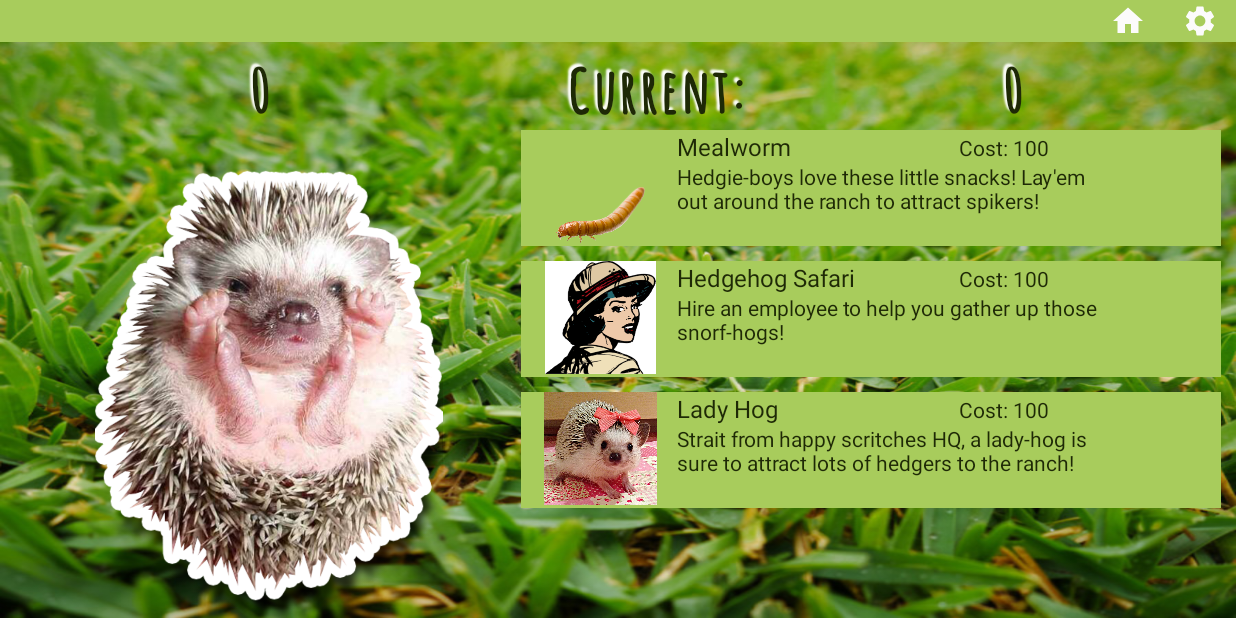
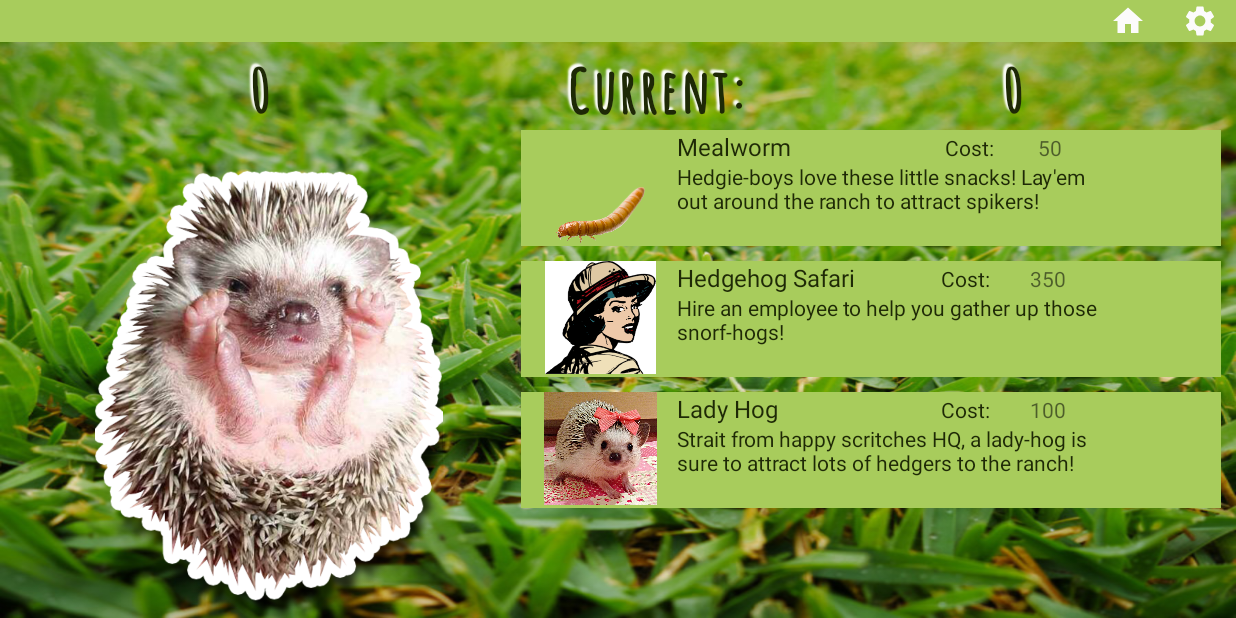
Before and after one commit to winter2022-comp3717/project-team-hedgehogs, an Android app: the GameActivity screen opened directly, with no data from a screen before it, on a phone screen of 824 x 412 dp (held sideways). Run offline under Robolectric (Android 15) with nearby library versions, the phone set to English and light mode, and no system bars; Roboto replaces fonts that are not available here.

Commit message:
chenged text color for contrast ratio

```diff
--- a/app/src/main/java/com/bcit/hedgehog_honeymoon/GameActivity.java
+++ b/app/src/main/java/com/bcit/hedgehog_honeymoon/GameActivity.java
@@ -216,9 +216,9 @@ public class GameActivity extends AppCompatActivity implements Choreographer.Fra
     }
 
     PowerUps [] arr = new PowerUps[]{
-            new PowerUps ("Mealworm", "Hedgie-boys love these little snacks! Lay'em out around the ranch to attract spikers!", "Cost: 100", R.drawable.mealworm),
-            new PowerUps ("Hedgehog Safari", "Hire an employee to help you gather up those snorf-hogs!", "Cost: 100", R.drawable.safari),
-            new PowerUps ("Lady Hog", "Strait from happy scritches HQ, a lady-hog is sure to attract lots of hedgers to the ranch!", "Cost: 100", R.drawable.ladyhog)
+            new PowerUps ("Mealworm", "Hedgie-boys love these little snacks! Lay'em out around the ranch to attract spikers!", 50, R.drawable.mealworm),
+            new PowerUps ("Hedgehog Safari", "Hire an employee to help you gather up those snorf-hogs!", 350, R.drawable.safari),
+            new PowerUps ("Lady Hog", "Strait from happy scritches HQ, a lady-hog is sure to attract lots of hedgers to the ranch!", 100, R.drawable.ladyhog)
     };
 
     public void setEventFlagsFromSaveState(){
--- a/app/src/main/java/com/bcit/hedgehog_honeymoon/PowerUpRecycler.java
+++ b/app/src/main/java/com/bcit/hedgehog_honeymoon/PowerUpRecycler.java
@@ -72,7 +72,7 @@ public class PowerUpRecycler extends RecyclerView.Adapter<PowerUpRecycler.ViewHo
         PowerUps item = localDataSet[position];
         viewHolder.getNameValue().setText(item.getName());
         viewHolder.getDescriptionValue().setText(item.getDescription());
-        viewHolder.getCostValue().setText(item.getCost());
+        viewHolder.getCostValue().setText(Integer.toString(item.getCost()));
         viewHolder.getImg().setImageResource(item.getImageId());
     }
 
--- a/app/src/main/java/com/bcit/hedgehog_honeymoon/PowerUps.java
+++ b/app/src/main/java/com/bcit/hedgehog_honeymoon/PowerUps.java
@@ -3,10 +3,10 @@ package com.bcit.hedgehog_honeymoon;
 public class PowerUps {
     String name;
     String description;
-    String cost;
+    int cost;
     int imageId;
 
-    public PowerUps(String name, String description, String cost, int imageId) {
+    public PowerUps(String name, String description, int cost, int imageId) {
         this.name = name;
         this.description = description;
         this.cost = cost;
@@ -37,11 +37,11 @@ public class PowerUps {
         this.imageId = imageId;
     }
 
-    public String getCost() {
+    public int getCost() {
         return cost;
     }
 
-    public void setCost(String cost) {
+    public void setCost(int cost) {
         this.cost = cost;
     }
 }
--- a/app/src/main/res/layout-land/activity_story.xml
+++ b/app/src/main/res/layout-land/activity_story.xml
@@ -39,7 +39,7 @@
             android:onClick="returnToGame"
             android:text="Return"
             android:textAlignment="center"
-            android:textColor="@color/army_green"
+            android:textColor="@color/super_dark_green"
             android:textSize="34sp"
             android:textStyle="bold"
             app:strokeColor="@color/grass_green"
--- a/app/src/main/res/layout/recycler_power_ups.xml
+++ b/app/src/main/res/layout/recycler_power_ups.xml
@@ -45,13 +45,20 @@
                     android:textSize="16sp" />
 
                 <TextView
+                    android:id="@+id/textView_power_up_cost_label"
+                    android:layout_width="wrap_content"
+                    android:layout_height="wrap_content"
+                    android:layout_weight="1"
+                    android:fontFamily="sans-serif"
+                    android:text="@string/cost"
+                    android:textColor="@color/super_dark_green" />
+
+                <TextView
                     android:id="@+id/textView_power_up_cost"
                     android:layout_width="wrap_content"
                     android:layout_height="wrap_content"
                     android:layout_weight="1"
-                    android:fontFamily="sans-serif"
-                    android:text="TextView"
-                    android:textColor="@color/super_dark_green" />
+                    android:text="TextView" />
 
             </LinearLayout>
 
--- a/app/src/main/res/values/strings.xml
+++ b/app/src/main/res/values/strings.xml
@@ -48,6 +48,7 @@
     <string name="music">Music</string>
     <string name="sfx">Sfx</string>
     <string name="volume">Volume</string>
+    <string name="cost">Cost:</string>
 
 
 </resources>
```
Also changed, not shown: app/src/main/res/layout/activity_main.xml (+4 -3 lines).
